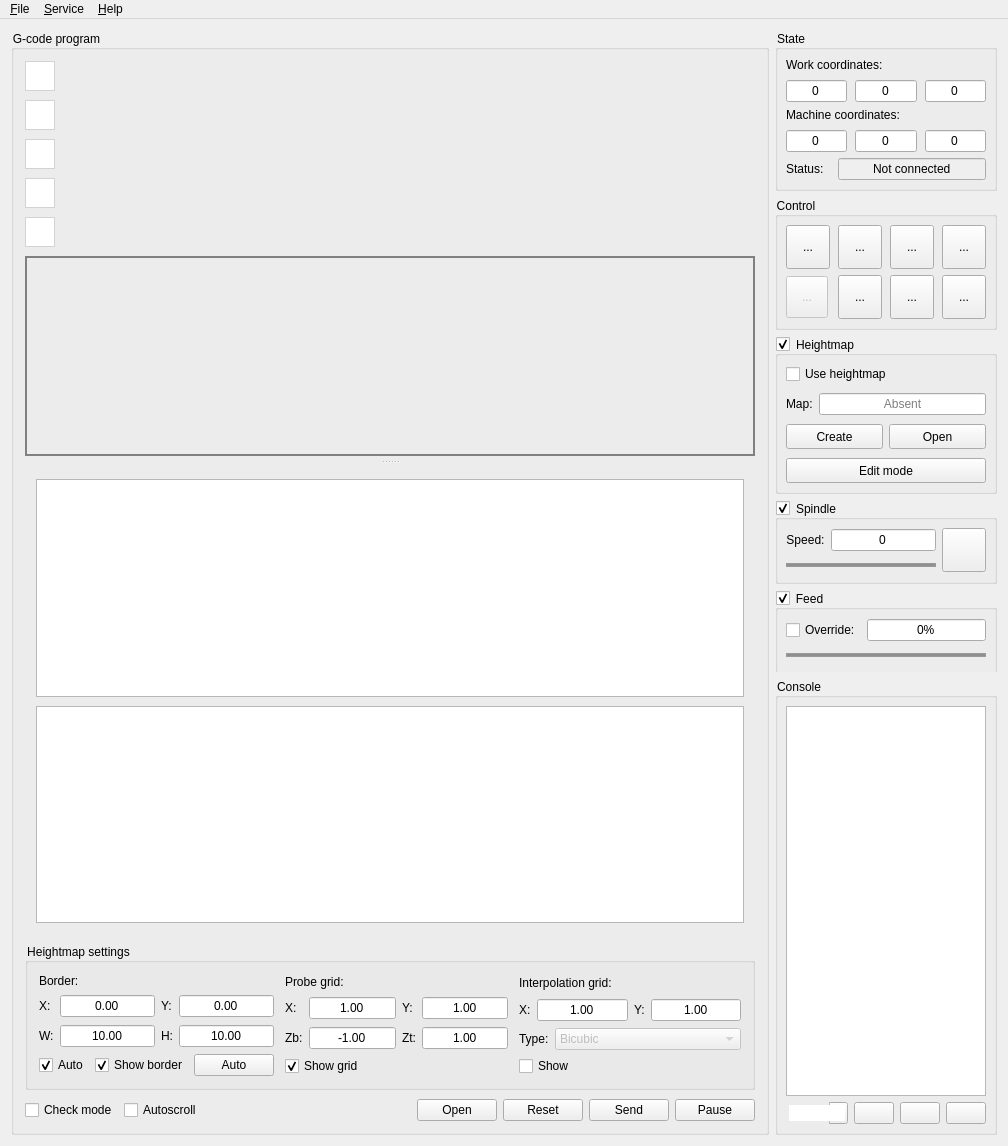
Denvi/Candle, file frmmain.ui: the form before one commit.
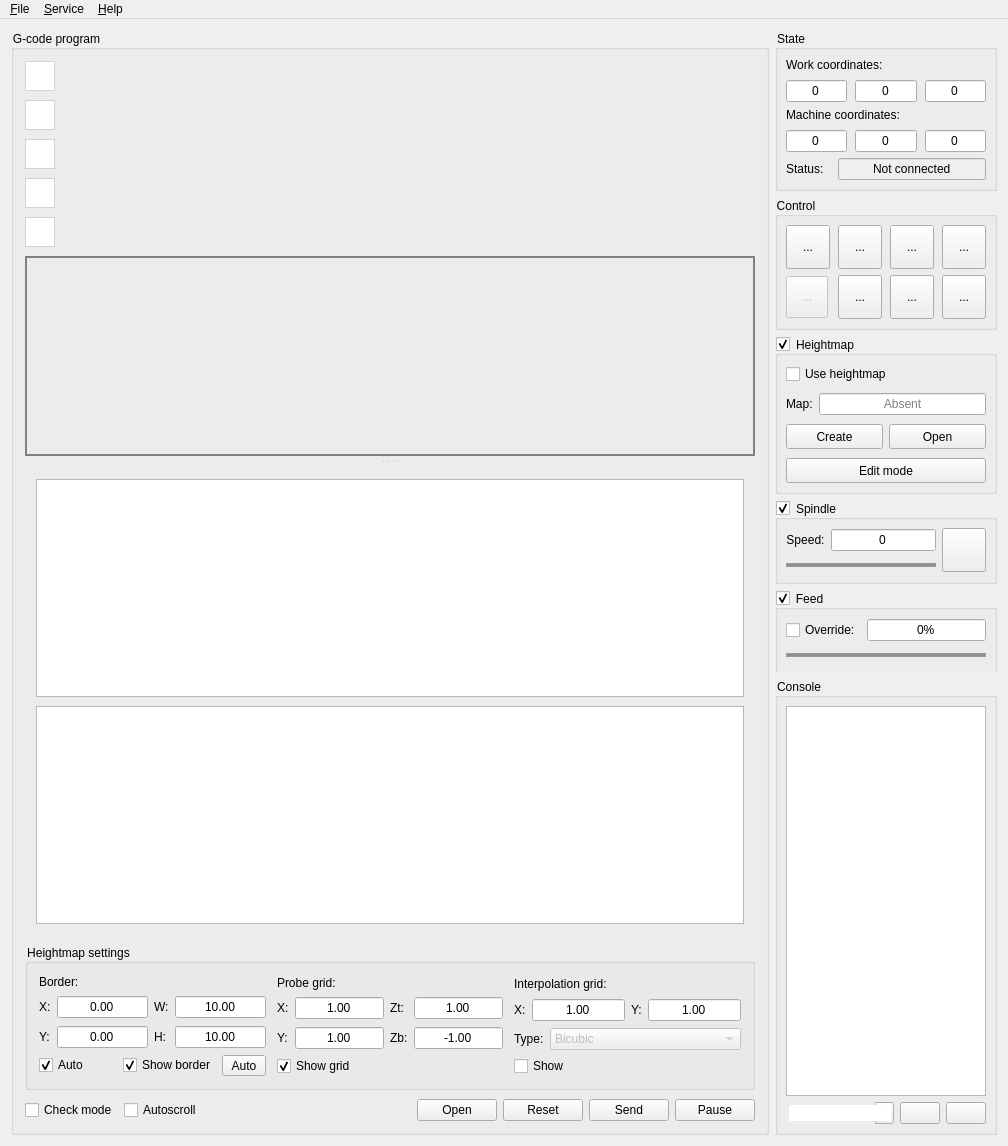
The form after the commit. Icons and pictures are not drawn. Custom widgets are drawn as their Qt base class.

Patch:
```diff
--- a/frmmain.ui
+++ b/frmmain.ui
@@ -617,7 +617,7 @@
                </widget>
               </item>
               <item row="1" column="1">
-               <widget class="QDoubleSpinBox" name="txtHeightMapBorderWidth">
+               <widget class="QDoubleSpinBox" name="txtHeightMapBorderY">
                 <property name="sizePolicy">
                  <sizepolicy hsizetype="Expanding" vsizetype="Fixed">
                   <horstretch>0</horstretch>
@@ -639,27 +639,24 @@
                 <property name="maximum">
                  <double>999.000000000000000</double>
                 </property>
-                <property name="value">
-                 <double>10.000000000000000</double>
-                </property>
                </widget>
               </item>
               <item row="1" column="0">
+               <widget class="QLabel" name="label_7">
+                <property name="text">
+                 <string>Y:</string>
+                </property>
+               </widget>
+              </item>
+              <item row="0" column="2">
                <widget class="QLabel" name="label_8">
                 <property name="text">
                  <string>W:</string>
                 </property>
                </widget>
               </item>
-              <item row="0" column="2">
-               <widget class="QLabel" name="label_7">
-                <property name="text">
-                 <string>Y:</string>
-                </property>
-               </widget>
-              </item>
               <item row="0" column="3">
-               <widget class="QDoubleSpinBox" name="txtHeightMapBorderY">
+               <widget class="QDoubleSpinBox" name="txtHeightMapBorderWidth">
                 <property name="sizePolicy">
                  <sizepolicy hsizetype="Expanding" vsizetype="Fixed">
                   <horstretch>0</horstretch>
@@ -681,6 +678,9 @@
                 <property name="maximum">
                  <double>999.000000000000000</double>
                 </property>
+                <property name="value">
+                 <double>10.000000000000000</double>
+                </property>
                </widget>
               </item>
              </layout>
@@ -708,25 +708,18 @@
                </widget>
               </item>
               <item>
-               <widget class="QPushButton" name="cmdHeightMapBorderAuto">
+               <widget class="StyledToolButton" name="cmdHeightMapBorderAuto">
+                <property name="minimumSize">
+                 <size>
+                  <width>44</width>
+                  <height>18</height>
+                 </size>
+                </property>
                 <property name="text">
                  <string>Auto</string>
                 </property>
                </widget>
               </item>
-              <item>
-               <spacer name="horizontalSpacer">
-                <property name="orientation">
-                 <enum>Qt::Horizontal</enum>
-                </property>
-                <property name="sizeHint" stdset="0">
-                 <size>
-                  <width>40</width>
-                  <height>20</height>
-                 </size>
-                </property>
-               </spacer>
-              </item>
              </layout>
             </item>
            </layout>
@@ -742,31 +735,6 @@
             </item>
             <item>
              <layout class="QGridLayout" name="gridLayout_4">
-              <item row="0" column="3">
-               <widget class="QDoubleSpinBox" name="txtHeightMapGridY">
-                <property name="sizePolicy">
-                 <sizepolicy hsizetype="Expanding" vsizetype="Fixed">
-                  <horstretch>0</horstretch>
-                  <verstretch>0</verstretch>
-                 </sizepolicy>
-                </property>
-                <property name="locale">
-                 <locale language="C" country="AnyCountry"/>
-                </property>
-                <property name="alignment">
-                 <set>Qt::AlignCenter</set>
-                </property>
-                <property name="buttonSymbols">
-                 <enum>QAbstractSpinBox::NoButtons</enum>
-                </property>
-                <property name="minimum">
-                 <double>0.100000000000000</double>
-                </property>
-                <property name="value">
-                 <double>1.000000000000000</double>
-                </property>
-               </widget>
-              </item>
               <item row="0" column="0">
                <widget class="QLabel" name="label_12">
                 <property name="text">
@@ -774,13 +742,6 @@
                 </property>
                </widget>
               </item>
-              <item row="0" column="2">
-               <widget class="QLabel" name="label_13">
-                <property name="text">
-                 <string>Y:</string>
-                </property>
-               </widget>
-              </item>
               <item row="0" column="1">
                <widget class="QDoubleSpinBox" name="txtHeightMapGridX">
                 <property name="sizePolicy">
@@ -806,7 +767,35 @@
                 </property>
                </widget>
               </item>
-              <item row="1" column="1">
+              <item row="0" column="5">
+               <widget class="QDoubleSpinBox" name="txtHeightMapGridZTop">
+                <property name="sizePolicy">
+                 <sizepolicy hsizetype="Expanding" vsizetype="Fixed">
+                  <horstretch>0</horstretch>
+                  <verstretch>0</verstretch>
+                 </sizepolicy>
+                </property>
+                <property name="locale">
+                 <locale language="C" country="AnyCountry"/>
+                </property>
+                <property name="alignment">
+                 <set>Qt::AlignCenter</set>
+                </property>
+                <property name="buttonSymbols">
+                 <enum>QAbstractSpinBox::NoButtons</enum>
+                </property>
+                <property name="minimum">
+                 <double>-999.000000000000000</double>
+                </property>
+                <property name="maximum">
+                 <double>999.000000000000000</double>
+                </property>
+                <property name="value">
+                 <double>1.000000000000000</double>
+                </property>
+               </widget>
+              </item>
+              <item row="1" column="5">
                <widget class="QDoubleSpinBox" name="txtHeightMapGridZBottom">
                 <property name="sizePolicy">
                  <sizepolicy hsizetype="Expanding" vsizetype="Fixed">
@@ -834,48 +823,52 @@
                 </property>
                </widget>
               </item>
-              <item row="1" column="0">
+              <item row="1" column="1">
+               <widget class="QDoubleSpinBox" name="txtHeightMapGridY">
+                <property name="sizePolicy">
+                 <sizepolicy hsizetype="Expanding" vsizetype="Fixed">
+                  <horstretch>0</horstretch>
+                  <verstretch>0</verstretch>
+                 </sizepolicy>
+                </property>
+                <property name="locale">
+                 <locale language="C" country="AnyCountry"/>
+                </property>
+                <property name="alignment">
+                 <set>Qt::AlignCenter</set>
+                </property>
+                <property name="buttonSymbols">
+                 <enum>QAbstractSpinBox::NoButtons</enum>
+                </property>
+                <property name="minimum">
+                 <double>0.100000000000000</double>
+                </property>
+                <property name="value">
+                 <double>1.000000000000000</double>
+                </property>
+               </widget>
+              </item>
+              <item row="1" column="3">
                <widget class="QLabel" name="label_11">
                 <property name="text">
                  <string>Zb:</string>
                 </property>
                </widget>
               </item>
-              <item row="1" column="2">
+              <item row="1" column="0">
+               <widget class="QLabel" name="label_13">
+                <property name="text">
+                 <string>Y:</string>
+                </property>
+               </widget>
+              </item>
+              <item row="0" column="3">
                <widget class="QLabel" name="label_14">
                 <property name="text">
                  <string>Zt:</string>
                 </property>
                </widget>
               </item>
-              <item row="1" column="3">
-               <widget class="QDoubleSpinBox" name="txtHeightMapGridZTop">
-                <property name="sizePolicy">
-                 <sizepolicy hsizetype="Expanding" vsizetype="Fixed">
-                  <horstretch>0</horstretch>
-                  <verstretch>0</verstretch>
-                 </sizepolicy>
-                </property>
-                <property name="locale">
-                 <locale language="C" country="AnyCountry"/>
-                </property>
-                <property name="alignment">
-                 <set>Qt::AlignCenter</set>
-                </property>
-                <property name="buttonSymbols">
-                 <enum>QAbstractSpinBox::NoButtons</enum>
-                </property>
-                <property name="minimum">
-                 <double>-999.000000000000000</double>
-                </property>
-                <property name="maximum">
-                 <double>999.000000000000000</double>
-                </property>
-                <property name="value">
-                 <double>1.000000000000000</double>
-                </property>
-               </widget>
-              </item>
              </layout>
             </item>
             <item>
@@ -898,7 +891,7 @@
                 <property name="sizeHint" stdset="0">
                  <size>
                   <width>40</width>
-                  <height>20</height>
+                  <height>1</height>
                  </size>
                 </property>
                </spacer>
@@ -1024,7 +1017,7 @@
                 <property name="sizeHint" stdset="0">
                  <size>
                   <width>40</width>
-                  <height>20</height>
+                  <height>1</height>
                  </size>
                 </property>
                </spacer>
@@ -2520,7 +2513,7 @@
           </widget>
          </item>
          <item>
-          <layout class="QHBoxLayout" name="horizontalLayout_7" stretch="1,0,0,0">
+          <layout class="QHBoxLayout" name="horizontalLayout_7" stretch="1,0,0">
            <item>
             <widget class="ComboBox" name="cboCommand">
              <property name="styleSheet">
@@ -2549,23 +2542,6 @@
              </property>
             </widget>
            </item>
-           <item>
-            <widget class="QPushButton" name="cmdCommandSend_2">
-             <property name="toolTip">
-              <string>Send command</string>
-             </property>
-             <property name="icon">
-              <iconset resource="res.qrc">
-               <normaloff>:/images/send_1.png</normaloff>:/images/send_1.png</iconset>
-             </property>
-             <property name="iconSize">
-              <size>
-               <width>16</width>
-               <height>16</height>
-              </size>
-             </property>
-            </widget>
-           </item>
            <item>
             <widget class="QPushButton" name="cmdCommandSend">
              <property name="toolTip">
```
Left out of the diff: 11 changed lines with no effect on the pictures.
